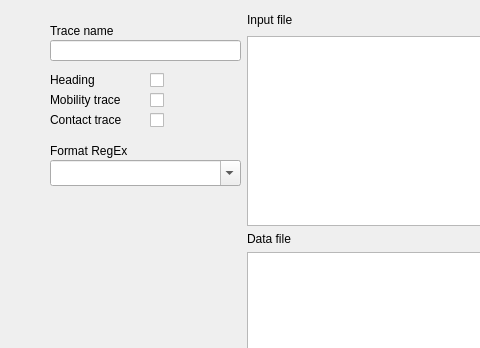
This is src/importdialog.ui in Bramas/manet-viz as Qt 5 draws it before an edit; both pictures show x 0 to 480 and y 0 to 348 of the 884 by 640 pixel window. The edited form follows.
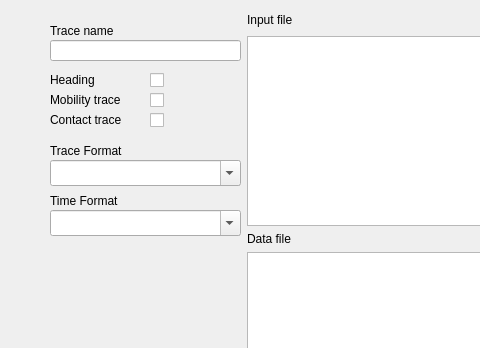
This is the edited form.

Commit message:
Added fields to the import dialog
regex field and time format field

The edit to the form file:
```diff
--- a/src/importdialog.ui
+++ b/src/importdialog.ui
@@ -150,7 +150,7 @@
           </rect>
          </property>
          <property name="text">
-          <string>Format RegEx</string>
+          <string>Trace Format</string>
          </property>
         </widget>
         <widget class="QComboBox" name="comboBoxRegEx">
@@ -158,6 +158,35 @@
           <rect>
            <x>10</x>
            <y>150</y>
+           <width>191</width>
+           <height>26</height>
+          </rect>
+         </property>
+         <property name="editable">
+          <bool>true</bool>
+         </property>
+         <property name="frame">
+          <bool>true</bool>
+         </property>
+        </widget>
+        <widget class="QLabel" name="label_8">
+         <property name="geometry">
+          <rect>
+           <x>10</x>
+           <y>180</y>
+           <width>101</width>
+           <height>21</height>
+          </rect>
+         </property>
+         <property name="text">
+          <string>Time Format</string>
+         </property>
+        </widget>
+        <widget class="QComboBox" name="comboBoxTimeFormat">
+         <property name="geometry">
+          <rect>
+           <x>10</x>
+           <y>200</y>
            <width>191</width>
            <height>26</height>
           </rect>
```
The commit also changes 4 other files.
